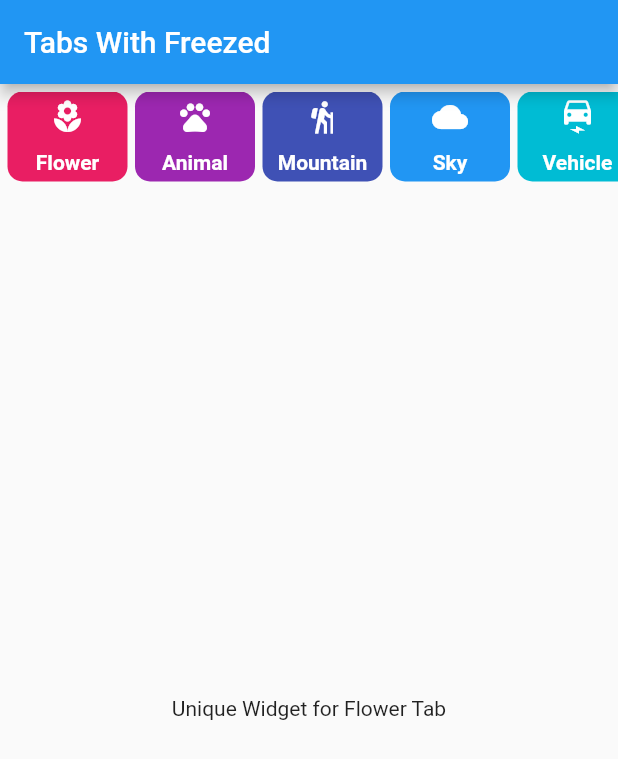
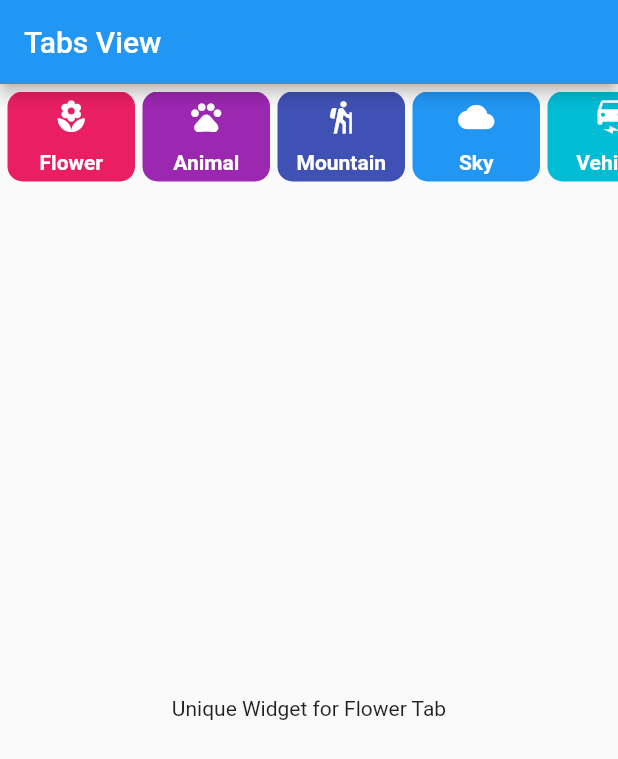
Before and after one commit to subeg7/Flutter-Tab-View-with-Unions, a Flutter app: the screen it shows after launch, on a phone screen of 412 x 824 dp. Shown: the top 759 px of the screen. Run offline on Flutter 3.47's test engine with Material 2 defaults, Android fonts, the phone set to English and light mode, and no system bars; our stand-ins replace freezed_annotation.

Commit message:
Re-arragne the unions

```diff
--- a/lib/widgets/home_view_widget.dart
+++ b/lib/widgets/home_view_widget.dart
@@ -27,7 +27,7 @@ class _HomeViewState extends State<HomeView> {
   Widget build(BuildContext context) {
     return Scaffold(
       appBar: AppBar(
-        title: const Text('Tabs With Freezed'),
+        title: const Text('Tabs View'),
       ),
       body: Column(
         children: [
@@ -45,16 +45,16 @@ class _HomeViewState extends State<HomeView> {
 
   Widget _buildBody(TabViewModel activeHomeModel) {
     return activeHomeModel.when(
+      flower: (_) => const FlowerWidget(),
+      animal: (_) => const AnimalWidget(),
+      mountain: (_) => const MountainWidget(),
+      sky: (_) => const SkyWidget(),
+      vehicle: (_) => const VehicleWidget(),
       utensil: (_) => const UtensilWidget(),
-      vehicle: (_) => const VehicleWidget(),
+      alchohol: (_) => const AlcoholWidget(),
       cricket: (_) => const CricketWidget(),
-      alchohol: (_) => const AlcoholWidget(),
       suit: (_) => const SuitWidget(),
       court: (_) => const CourtWidget(),
-      mountain: (_) => const MountainWidget(),
-      flower: (_) => const FlowerWidget(),
-      animal: (_) => const AnimalWidget(),
-      sky: (_) => const SkyWidget(),
     );
   }
 }
--- a/lib/widgets/tab_widget.dart
+++ b/lib/widgets/tab_widget.dart
@@ -16,10 +16,11 @@ class TabWidget extends StatelessWidget {
   Widget build(BuildContext context) {
     return InkWell(
       onTap: onTap,
+      child: Material(
         child: Container(
           padding: const EdgeInsets.symmetric(horizontal: 10.0),
           margin: const EdgeInsets.only(left: 5.0),
-        width: 80,
+          width: 85,
           decoration: BoxDecoration(
             color: item.primaryColor,
             borderRadius: const BorderRadius.all(
@@ -40,6 +41,7 @@ class TabWidget extends StatelessWidget {
             ),
           ),
         ),
+      ),
     );
   }
 }
```
Lines whose indentation alone changed are shown as unchanged.
